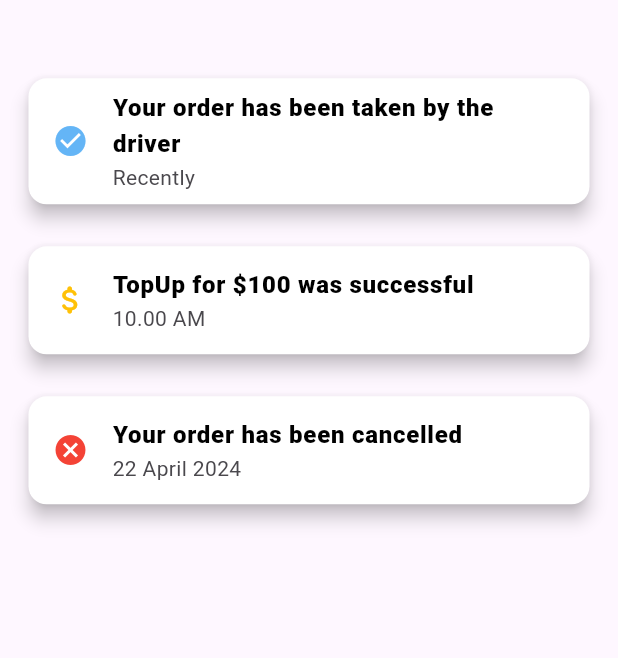
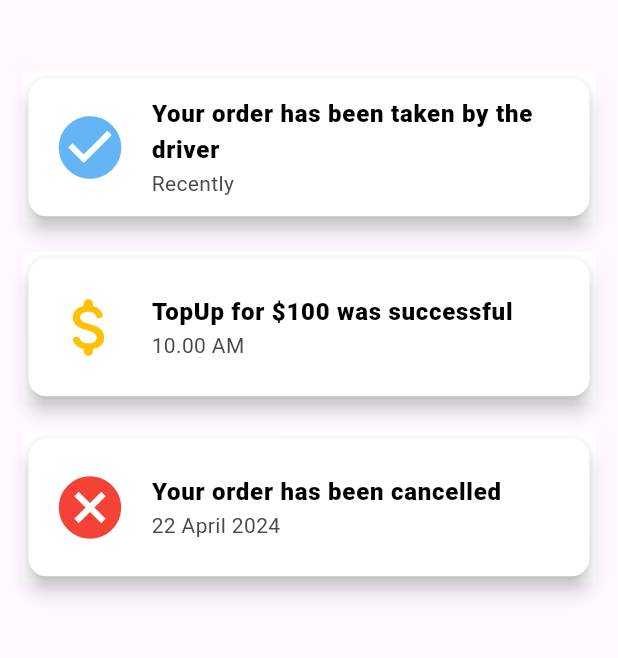
Before and after one commit to Ephrem-shimels21/food_delivery_app_, a Flutter app: the NotificationPage screen opened by its route, on a phone screen of 412 x 824 dp, the part 225-883 px from its top. Run offline on Flutter 3.47's test engine with Material 3 defaults, Android fonts, the phone set to English and light mode, and no system bars; our stand-ins replace go_router, google_fonts.

Commit message:
increase the icon size and center the card content

```diff
--- a/lib/notification/widgets/notification_card.dart
+++ b/lib/notification/widgets/notification_card.dart
@@ -10,13 +10,18 @@ class NotificationCard extends StatelessWidget {
 
   @override
   Widget build(BuildContext context) {
-    return Card(
+    return Container(
+        height: 100,
+        color: Colors.white,
+        child: Card(
             color: Colors.white,
             elevation: 5.0,
+            child: Center(
                 child: ListTile(
               leading: Icon(
                 notification['icon'],
                 color: notification['color'],
+                size: 50.0,
               ),
               title: Text(
                 notification['message'],
@@ -30,6 +35,6 @@ class NotificationCard extends StatelessWidget {
                     color: UniversalColors.secondaryText,
                     fontWeight: FontWeight.w400),
               ),
-        ));
+            ))));
   }
 }
```
Lines whose indentation alone changed are shown as unchanged.
